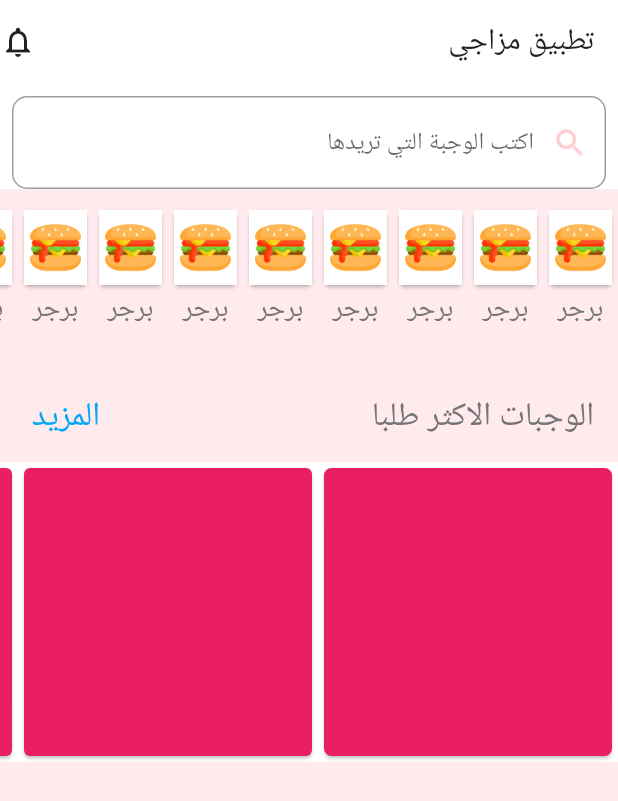
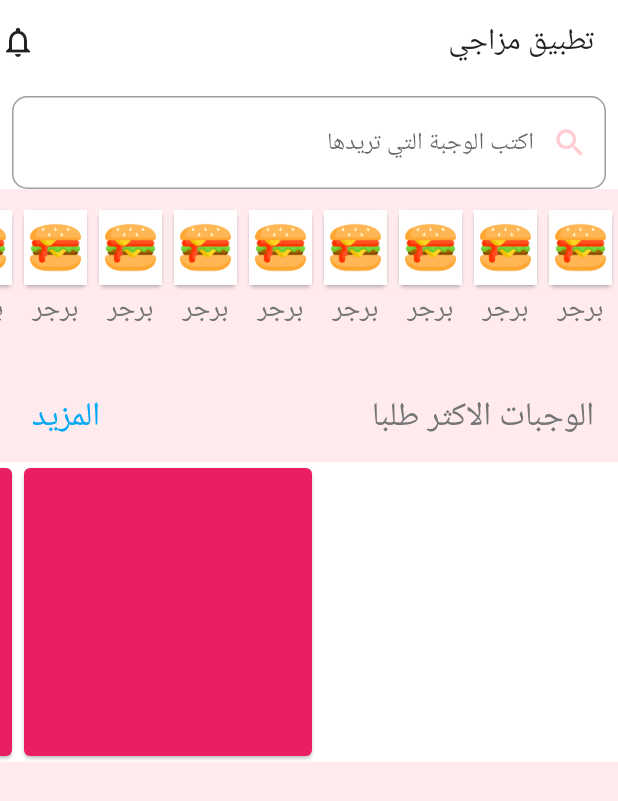
Before and after one commit to sihamqatani/meal1_app, a Flutter app: the screen it shows after launch, on a phone screen of 412 x 824 dp. Shown: the top 801 px of the screen. Run offline on Flutter 3.47's test engine with Material 2 defaults, Android fonts, the phone set to English and light mode, and no system bars.

Commit message:
first commit

```diff
--- a/lib/screens/home_screen.dart
+++ b/lib/screens/home_screen.dart
@@ -75,7 +75,8 @@ class HomeScreen extends StatelessWidget {
               children: [
                 Container(
                   child: Card(
-                    color: Colors.pink,
+                    elevation: 0,
+                    color: Colors.white,
                       shape: RoundedRectangleBorder(
                           borderRadius: BorderRadius.circular(5.0))
                   ),
```
